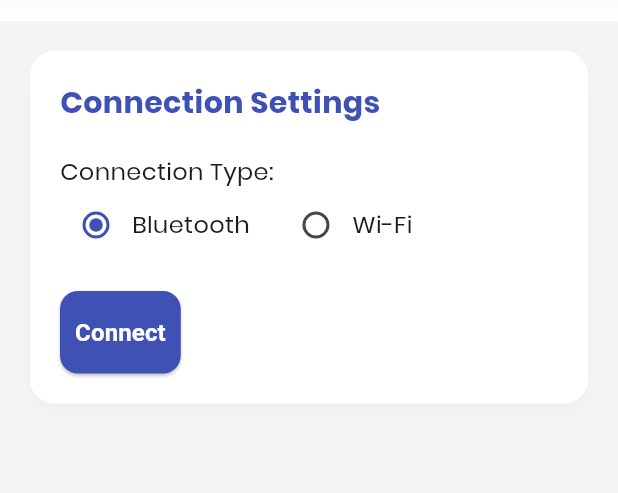
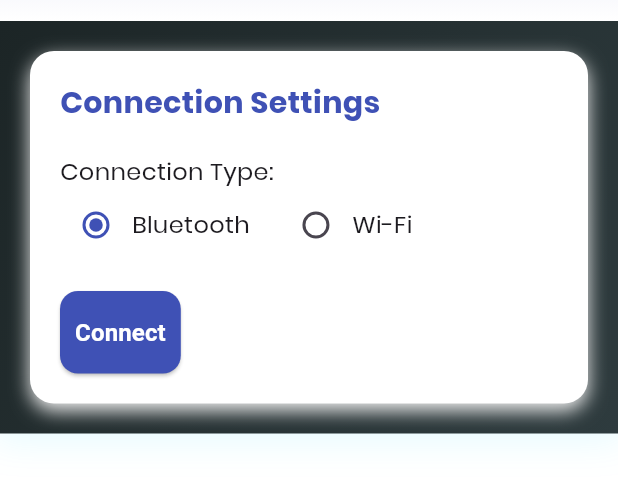
Before and after one commit to ryMGDLT/ESP32_CONTROLLER_V2, a Flutter app: the screen it shows after launch, on a phone screen of 412 x 824 dp, the part 63-556 px from its top. Run offline on Flutter 3.47's test engine with Material 3 defaults, Android fonts, the phone set to English and light mode, and no system bars; our stand-ins replace flutter_blue_plus, permission_handler, shared_preferences, shelf, syncfusion_flutter_datepicker; missing offline and left inert: flutter_speech, network_info_plus, shelf_router.

Commit message:
tang ina nyo

```diff
--- a/lib/main.dart
+++ b/lib/main.dart
@@ -46,6 +46,7 @@ void startHttpServer() async {
     print("SEVERE: ${DateTime.now()}: Failed to start HTTP server: $e");
   }
 }
+
 void main() {
   Logger.root.level = Level.ALL;
   Logger.root.onRecord.listen((record) {
@@ -76,7 +77,7 @@ class MyApp extends StatelessWidget {
       debugShowCheckedModeBanner: false,
       theme: ThemeData(
         primarySwatch: Colors.indigo,
-        scaffoldBackgroundColor: Colors.grey[100],
+        scaffoldBackgroundColor: Colors.transparent, // Changed to transparent for background
         textTheme: const TextTheme(
           bodyLarge: TextStyle(fontFamily: 'Poppins', fontSize: 16),
           bodyMedium: TextStyle(fontFamily: 'Poppins', fontSize: 14),
@@ -424,7 +425,25 @@ class _LightControlPageState extends State<LightControlPage> {
           ),
         ),
       ),
-      body: Padding(
+      body: Container(
+        decoration: BoxDecoration(
+          gradient: LinearGradient(
+            colors: [
+              const Color(0xFF1C2526), // Dark metallic black
+              const Color(0xFF2E3B3E), // Dark gray
+            ],
+            begin: Alignment.topLeft,
+            end: Alignment.bottomRight,
+          ),
+          boxShadow: [
+            BoxShadow(
+              color: const Color(0xFF00D4FF).withOpacity(0.1), // Neon blue glow
+              blurRadius: 20,
+              spreadRadius: 5,
+            ),
+          ],
+        ),
+        child: Padding(
           padding: const EdgeInsets.all(20.0),
           child: SingleChildScrollView(
             child: Column(
@@ -442,6 +461,7 @@ class _LightControlPageState extends State<LightControlPage> {
                   _buildChangeConnectionButton(),
                 ],
               ],
+            ),
           ),
         ),
       ),
@@ -840,7 +860,6 @@ Widget _buildScheduleControl(int lightNum) {
       ),
     );
   }
-
 
   String _formatTime(int hour, int minute) {
     String period = hour >= 12 ? 'PM' : 'AM';
@@ -1283,7 +1302,6 @@ class ESP32Controller {
         logger.info("Sending Wi-Fi config: $configString");
         await configChar.write(configString.codeUnits, withoutResponse: false);
         await Future.delayed(const Duration(milliseconds: 500));
-
         esp32IP = await ipCompleter.future.timeout(const Duration(seconds: 15), onTimeout: () {
           throw Exception("Timeout waiting for valid ESP32 IP");
         });
```
Lines whose indentation alone changed are shown as unchanged.
